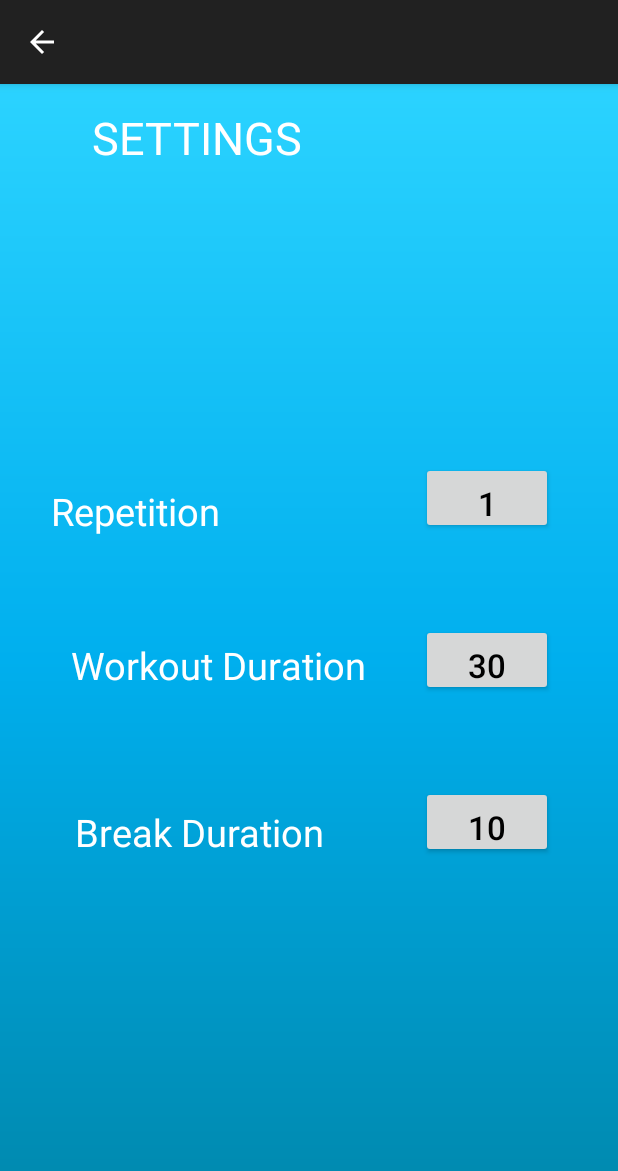
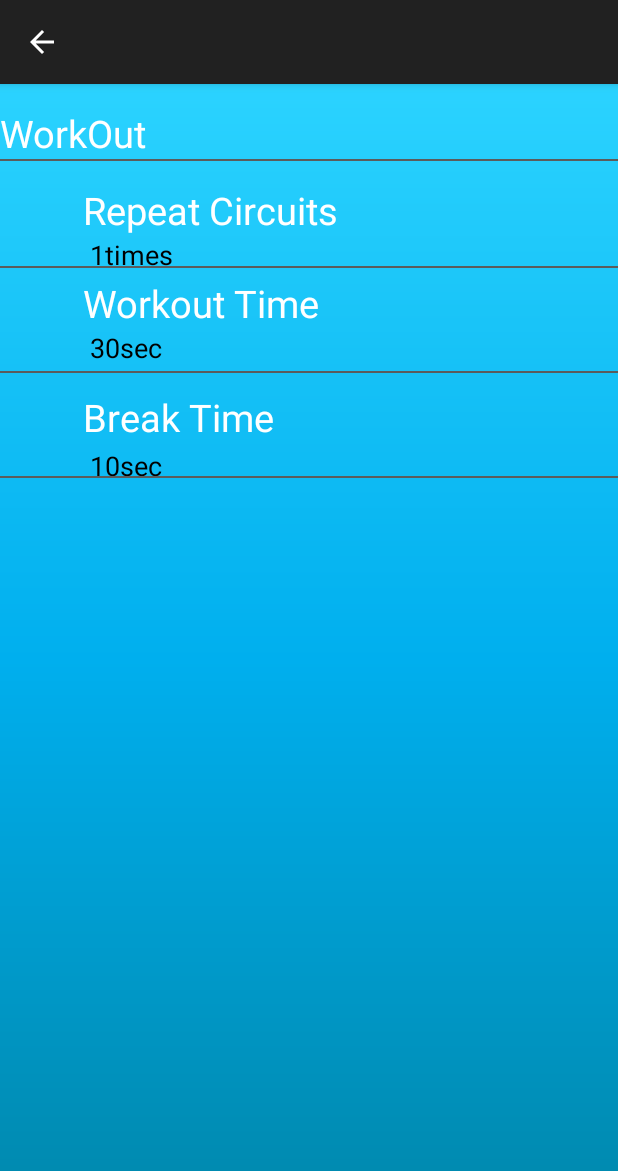
Before and after one commit to Cliffy38/CS4295-Mobile, an Android app: the Settings screen opened directly, with no data from a screen before it, on a phone screen of 412 x 824 dp. Shown: the top 1171 px of the screen. Run offline under Robolectric (Android 15) with nearby library versions, the phone set to English and light mode, and no system bars.

Commit message:
setting page

```diff
--- a/CS4295_Project/app/src/main/java/cs4295/cs4295_project/ExeciseTimeDialog.java
+++ b/CS4295_Project/app/src/main/java/cs4295/cs4295_project/ExeciseTimeDialog.java
@@ -52,7 +52,7 @@ public class ExeciseTimeDialog extends Dialog {
         setContentView(R.layout.activity_dialog);
 
         title = (TextView)findViewById(R.id.dialog_title);
-        title.setText("WorkOut Duration");
+        title.setText("WorkOut Time");
 
 
         mSpinner = (Spinner) findViewById(R.id.dialog_spinner);
--- a/CS4295_Project/app/src/main/java/cs4295/cs4295_project/RestDialog.java
+++ b/CS4295_Project/app/src/main/java/cs4295/cs4295_project/RestDialog.java
@@ -45,7 +45,7 @@ public class RestDialog extends Dialog {
         setContentView(R.layout.activity_dialog);
 
         title = (TextView)findViewById(R.id.dialog_title);
-        title.setText("Break Duration");
+        title.setText("Break Time");
 
         mSpinner = (Spinner) findViewById(R.id.dialog_spinner);
         ArrayAdapter<String> adapter = new ArrayAdapter<String>(mContext, android.R.layout.simple_spinner_dropdown_item, mList);
--- a/CS4295_Project/app/src/main/java/cs4295/cs4295_project/Settings.java
+++ b/CS4295_Project/app/src/main/java/cs4295/cs4295_project/Settings.java
@@ -10,12 +10,17 @@ import android.view.MenuItem;
 import android.view.View;
 import android.widget.ArrayAdapter;
 import android.widget.Button;
+import android.widget.LinearLayout;
+import android.widget.TextView;
 
 
 public class Settings extends ActionBarActivity {
-    Button repeatView;
-    Button workView;
-    Button breakView;
+    LinearLayout repeatView;
+    LinearLayout workView;
+    LinearLayout breakView;
+    TextView repeatSec;
+    TextView workOutSec;
+    TextView restSec;
     String repeat;
     String exerciseTime;
     String breakTime;
@@ -39,13 +44,17 @@ public class Settings extends ActionBarActivity {
         exerciseTime = settingsPrefs.getString(getString(R.string.exerciseTime), "30");
         breakTime = settingsPrefs.getString(getString(R.string.breakTime), "10");
 
-        repeatView = (Button) findViewById(R.id.Repetition);
-        workView = (Button) findViewById(R.id.Workout);
-        breakView = (Button) findViewById(R.id.Break);
+        repeatView = (LinearLayout) findViewById(R.id.first_of_setting);
+        workView = (LinearLayout) findViewById(R.id.two_of_setting);
+        breakView = (LinearLayout) findViewById(R.id.three_of_setting);
 
-        repeatView.setText(repeat);
-        workView.setText(exerciseTime);
-        breakView.setText(breakTime);
+        repeatSec = (TextView) findViewById(R.id.Repetition);
+        workOutSec = (TextView) findViewById(R.id.Workout);
+        restSec = (TextView) findViewById(R.id.Break);
+
+        repeatSec.setText(repeat+"times");
+        workOutSec.setText(exerciseTime+"sec");
+        restSec.setText(breakTime+"sec");
 
         repeatView.setOnClickListener(new View.OnClickListener() {
             @Override
@@ -60,7 +69,7 @@ public class Settings extends ActionBarActivity {
                         editor.putString(getString(R.string.repeat), n);
                         editor.commit();
                         repeat = settingsPrefs.getString(getString(R.string.repeat), "1");
-                        repeatView.setText(repeat);
+                        repeatSec.setText(repeat+"times");
                     }
                 });
                 dialog.show();
@@ -81,7 +90,7 @@ public class Settings extends ActionBarActivity {
                         editor.putString(getString(R.string.exerciseTime), n);
                         editor.commit();
                         exerciseTime = settingsPrefs.getString(getString(R.string.exerciseTime), "30");
-                        workView.setText(exerciseTime);
+                        workOutSec.setText(exerciseTime+"sec");
                     }
                 });
                 dialog.show();
@@ -102,7 +111,7 @@ public class Settings extends ActionBarActivity {
                         editor.putString(getString(R.string.breakTime), n);
                         editor.commit();
                         breakTime = settingsPrefs.getString(getString(R.string.breakTime), "10");
-                        breakView.setText(breakTime);
+                        restSec.setText(breakTime+"sec");
                     }
                 });
                 dialog.show();
--- a/CS4295_Project/app/src/main/res/layout/activity_dialog.xml
+++ b/CS4295_Project/app/src/main/res/layout/activity_dialog.xml
@@ -9,7 +9,7 @@
     tools:context="cs4295.cs4295_project.Repeat">
 
     <TextView
-        android:text="Repetition"
+        android:text="Repeat Circuits"
         android:id="@+id/dialog_title"
         android:layout_width="fill_parent"
         android:layout_height="wrap_content"
@@ -17,7 +17,7 @@
         android:textAlignment="center"
         android:textColor="#ffffff"
         android:background="#ff00b8ff"
-        android:textSize="12sp"
+        android:textSize="18sp"
         android:autoText="false"/>
 
     <Spinner
--- a/CS4295_Project/app/src/main/res/layout/activity_settings.xml
+++ b/CS4295_Project/app/src/main/res/layout/activity_settings.xml
@@ -5,123 +5,165 @@
     android:layout_width="match_parent"
     android:layout_height="match_parent"
     android:orientation="vertical">
-
     <TextView
-        android:id="@+id/settingTitle"
-        android:layout_width="fill_parent"
+        android:id="@+id/WorkSection"
+        android:layout_width="@dimen/abc_panel_menu_list_width"
         android:layout_height="wrap_content"
-        android:gravity="center"
-        android:lines="1"
-        android:paddingBottom="15dp"
-        android:paddingLeft="-150dp"
-        android:paddingRight="0dp"
-        android:paddingTop="15dp"
-        android:text="SETTINGS"
-        android:textColor="#ffffff"
-        android:textSize="30sp"
-        android:layout_alignParentTop="true"
-        android:layout_alignParentStart="true"></TextView>
-
-    <Button
-        android:id="@+id/Break"
-        android:layout_width="wrap_content"
-        android:layout_height="wrap_content"
-        android:gravity="center"
+        android:gravity="left"
         android:lines="1"
         android:paddingBottom="0dp"
         android:paddingLeft="0dp"
         android:paddingRight="0dp"
-        android:paddingTop="7dp"
+        android:paddingTop="15dp"
+        android:text="WorkOut"
+        android:textColor="#ffffff"
+        android:textSize="25sp"
+        android:layout_alignParentTop="true"
+        android:layout_alignParentStart="true" />
+<LinearLayout
+    android:id="@+id/three_of_setting"
+    android:layout_below="@+id/two_of_setting"
+    android:layout_width="fill_parent"
+    android:layout_height="70dp"
+    android:orientation="vertical"
+    >
+
+    <TextView
+        android:id="@+id/breakTextView"
+        android:layout_width="wrap_content"
+        android:layout_height="wrap_content"
+        android:gravity="center_horizontal"
+        android:lines="1"
+        android:paddingBottom="0dp"
+        android:paddingLeft="55dp"
+        android:paddingRight="0dp"
+        android:paddingTop="13dp"
+        android:text="Break Time"
+        android:textColor="#ffffff"
+        android:textSize="25sp"
+         />
+
+    <TextView
+        android:id="@+id/Break"
+        android:layout_width="wrap_content"
+        android:layout_height="30sp"
+        android:gravity="center"
+        android:lines="1"
+
+        android:layout_marginLeft="60dp"
         android:text="0"
         android:textColor="#000000"
-        android:textSize="22sp"
-        android:layout_marginEnd="43dp"
-        android:layout_marginTop="60dp"
-        android:layout_below="@+id/Workout"
-        android:layout_alignParentEnd="true" />
+        android:textSize="18sp"
+        android:layout_below="@+id/repetitionTextView"
+         />
 
-    <Button
+</LinearLayout>
+
+    <LinearLayout
+        android:id="@+id/two_of_setting"
+        android:layout_below="@+id/first_of_setting"
+        android:layout_width="fill_parent"
+        android:layout_height="70dp"
+        android:orientation="vertical">
+
+        <TextView
+            android:id="@+id/workoutTextView"
+            android:layout_width="wrap_content"
+            android:layout_height="wrap_content"
+            android:gravity="center_horizontal"
+            android:lines="1"
+            android:paddingBottom="0dp"
+            android:paddingLeft="55dp"
+            android:paddingRight="0dp"
+            android:paddingTop="7dp"
+            android:text="Workout Time"
+            android:textColor="#ffffff"
+            android:textSize="25sp"
+            />
+
+        <TextView
         android:id="@+id/Workout"
         android:layout_width="wrap_content"
         android:layout_height="wrap_content"
-
+        android:layout_marginLeft="60dp"
         android:gravity="center"
         android:lines="1"
-        android:paddingBottom="0dp"
-        android:paddingLeft="0dp"
-        android:paddingRight="0dp"
-        android:paddingTop="7dp"
+
+
         android:text="0"
         android:textColor="#000000"
-        android:textSize="22sp"
-        android:layout_centerVertical="true"
-        android:layout_alignStart="@+id/Break" />
+        android:textSize="18sp" />
 
-    <Button
+    </LinearLayout>
+    <LinearLayout
+        android:id="@+id/first_of_setting"
+        android:layout_width="fill_parent"
+        android:layout_height="70dp"
+        android:layout_below="@+id/textView"
+        android:layout_alignParentStart="true"
+        android:orientation="vertical">
+
+
+
+        <TextView
+            android:id="@+id/repetitionTextView"
+            android:layout_width="wrap_content"
+            android:layout_height="wrap_content"
+            android:gravity="center_horizontal"
+            android:lines="1"
+            android:paddingBottom="0dp"
+            android:paddingLeft="55dp"
+            android:paddingRight="0dp"
+            android:paddingTop="15dp"
+            android:text="Repeat Circuits"
+            android:textColor="#ffffff"
+            android:textSize="25sp"
+            android:layout_alignBottom="@+id/textView"
+            android:layout_alignParentStart="true" />
+
+        <TextView
             android:id="@+id/Repetition"
             android:layout_width="wrap_content"
             android:layout_height="wrap_content"
             android:gravity="center"
+            android:layout_marginLeft="60dp"
+            android:lines="1"
 
-        android:lines="1"
-        android:paddingBottom="0dp"
-        android:paddingLeft="0dp"
-        android:paddingRight="0dp"
-        android:paddingTop="7dp"
             android:text="0"
             android:textColor="#000000"
-        android:textSize="22sp"
-        android:layout_above="@+id/Workout"
-        android:layout_alignStart="@+id/Workout"
-        android:layout_marginBottom="60dp" />
+            android:textSize="18sp"
+            android:layout_below="@+id/repetitionTextView"
 
-    <TextView
-        android:id="@+id/breakTextView"
-        android:layout_width="@dimen/abc_panel_menu_list_width"
-        android:layout_height="wrap_content"
-        android:gravity="center_horizontal"
-        android:lines="1"
-        android:paddingBottom="0dp"
-        android:paddingLeft="-15dp"
-        android:paddingRight="0dp"
-        android:paddingTop="13dp"
-        android:text="Break Duration"
-        android:textColor="#ffffff"
-        android:textSize="25sp"
-        android:layout_alignTop="@+id/Break"
+            />
+    </LinearLayout>
+    <View
+        android:layout_width="fill_parent"
+        android:layout_height="2px"
+        android:background="#5b5c5c"
+        android:id="@+id/textView"
+        android:layout_below="@+id/WorkSection"
+        android:layout_alignParentStart="true" />
+    <View
+        android:layout_width="fill_parent"
+        android:layout_height="2px"
+        android:background="#5b5c5c"
+        android:layout_below="@+id/first_of_setting"
         android:layout_alignParentStart="true"
-        android:layout_toStartOf="@+id/Break" />
+       />
 
-    <TextView
-        android:id="@+id/workoutTextView"
-        android:layout_width="@dimen/abc_panel_menu_list_width"
-        android:layout_height="wrap_content"
-        android:gravity="center_horizontal"
-        android:lines="1"
-        android:paddingBottom="0dp"
-        android:paddingLeft="10dp"
-        android:paddingRight="0dp"
-        android:paddingTop="7dp"
-        android:text="Workout Duration"
-        android:textColor="#ffffff"
-        android:textSize="25sp"
-        android:layout_centerVertical="true"
-        android:layout_toStartOf="@+id/Workout" />
+    <View
+        android:layout_width="fill_parent"
+        android:layout_height="2px"
+        android:background="#5b5c5c"
+        android:layout_below="@+id/two_of_setting"
+        android:layout_alignParentStart="true"
+         />
 
-    <TextView
-        android:id="@+id/repetitionTextView"
-        android:layout_width="@dimen/abc_panel_menu_list_width"
-        android:layout_height="wrap_content"
-        android:gravity="center_horizontal"
-        android:lines="1"
-        android:paddingBottom="0dp"
-        android:paddingLeft="-115dp"
-        android:paddingRight="0dp"
-        android:paddingTop="15dp"
-        android:text="Repetition"
-        android:textColor="#ffffff"
-        android:textSize="25sp"
-        android:layout_alignTop="@+id/Repetition"
+    <View
+        android:layout_width="fill_parent"
+        android:layout_height="2px"
+        android:background="#5b5c5c"
+        android:layout_below="@+id/three_of_setting"
         android:layout_alignParentStart="true" />
 
 </RelativeLayout>
```
Lines whose indentation alone changed are shown as unchanged.
